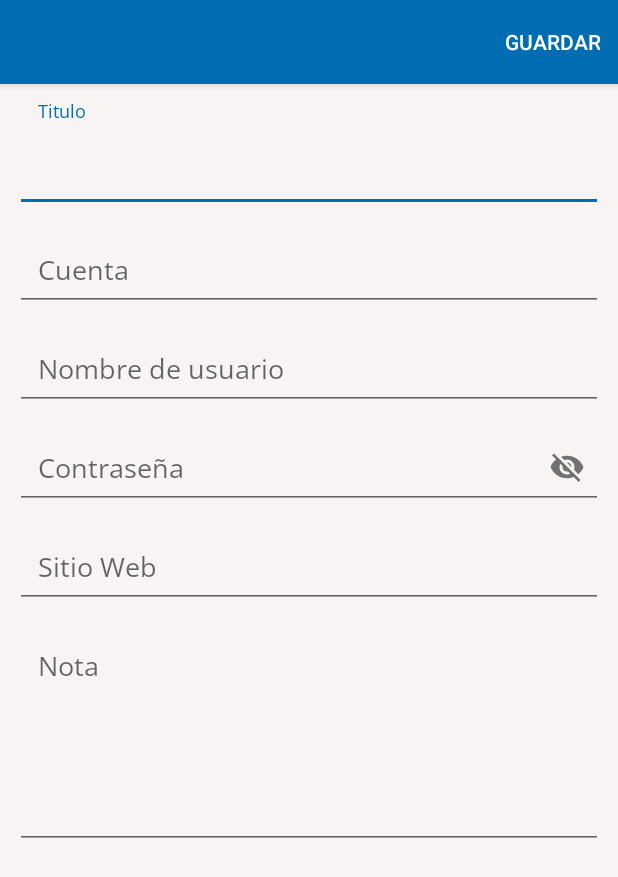
After one commit to miguelapol/passwordapp, an Android app: the Agregar_Password screen opened directly, with no data from a screen before it, on a phone screen of 412 x 824 dp. The commit adds this screen. Shown: the top 877 px of the screen. Run offline under Robolectric (Android 15) with nearby library versions, the phone set to English and light mode, and no system bars.

Commit message:
se agrego nuevas actividades como menu guardar opciones

```diff
--- a/app/src/main/AndroidManifest.xml
+++ b/app/src/main/AndroidManifest.xml
@@ -7,11 +7,14 @@
         android:dataExtractionRules="@xml/data_extraction_rules"
         android:fullBackupContent="@xml/backup_rules"
         android:icon="@mipmap/icon_password"
+        android:label="@string/app_name"
         android:roundIcon="@mipmap/icon_password_round"
-        android:label="@string/app_name"
         android:supportsRtl="true"
         android:theme="@style/AppTheme"
         tools:targetApi="31">
+        <activity
+            android:name=".OpcionesPassword.Agregar_Password"
+            android:exported="false" />
         <activity
             android:name=".MainActivity"
             android:exported="true"
--- /dev/null
+++ b/app/src/main/java/com/example/passwordapp/OpcionesPassword/Agregar_Password.java
@@ -0,0 +1,54 @@
+package com.example.passwordapp.OpcionesPassword;
+
+import androidx.annotation.NonNull;
+import androidx.appcompat.app.ActionBar;
+import androidx.appcompat.app.AppCompatActivity;
+
+import android.os.Bundle;
+import android.view.Menu;
+import android.view.MenuInflater;
+import android.view.MenuItem;
+import android.widget.EditText;
+import android.widget.Toast;
+
+import com.example.passwordapp.R;
+
+public class Agregar_Password extends AppCompatActivity {
+EditText EtTitulo,EtCuenta,EtNombreUsuario,EtPassword,EtSitioWeb,EtNota;
+    @Override
+    protected void onCreate(Bundle savedInstanceState) {
+        super.onCreate(savedInstanceState);
+        setContentView(R.layout.activity_agregar_password);
+
+        ActionBar actionBar=getSupportActionBar();
+        assert  actionBar!=null;
+        actionBar.setTitle("");
+
+        InicializarVariables();
+    }
+    //Inicializar Variables
+    private void InicializarVariables(){
+        EtTitulo=findViewById(R.id.EtTitulo);
+        EtCuenta=findViewById(R.id.EtCuenta);
+        EtNombreUsuario=findViewById(R.id.EtNombreUsuario);
+        EtPassword=findViewById(R.id.EtPassword);
+        EtSitioWeb=findViewById(R.id.EtSitioWeb);
+        EtNota=findViewById(R.id.EtNota);
+    }
+
+
+    @Override
+    public  boolean onCreateOptionsMenu(Menu menu){
+        MenuInflater menuInflater=getMenuInflater();
+        menuInflater.inflate(R.menu.menu_guardar,menu);
+        return  super.onCreateOptionsMenu(menu);
+    }
+
+    @Override
+    public boolean onOptionsItemSelected(@NonNull MenuItem item) {
+        if(item.getItemId()==R.id.Guardar_Password){
+            Toast.makeText(this, "Guardar password", Toast.LENGTH_SHORT).show();
+        }
+        return super.onOptionsItemSelected(item);
+    }
+}
--- /dev/null
+++ b/app/src/main/res/layout/activity_agregar_password.xml
@@ -0,0 +1,115 @@
+<?xml version="1.0" encoding="utf-8"?>
+<ScrollView
+    xmlns:android="http://schemas.android.com/apk/res/android"
+    xmlns:app="http://schemas.android.com/apk/res-auto"
+    xmlns:tools="http://schemas.android.com/tools"
+    android:layout_width="match_parent"
+    android:layout_height="match_parent"
+    android:background="#F8F4F4"
+    tools:context=".OpcionesPassword.Agregar_Password">
+
+    <androidx.appcompat.widget.LinearLayoutCompat
+        android:layout_width="match_parent"
+        android:layout_height="wrap_content"
+        android:orientation="vertical"
+        android:padding="10dp">
+
+        <!--Titulo-->
+        <com.google.android.material.textfield.TextInputLayout
+            android:layout_width="match_parent"
+            android:layout_height="wrap_content">
+            <!--Con el hint llenas seria el placeholder-->
+            <EditText
+                android:id="@+id/EtTitulo"
+                android:hint="@string/EtTitulo"
+                android:padding="15dp"
+                android:textSize="25sp"
+                android:inputType="textCapWords|text"
+                android:fontFamily="@font/opensans_regular"
+                android:layout_width="match_parent"
+                android:layout_height="wrap_content"/>
+
+
+
+            <!--Cuenta-->
+        </com.google.android.material.textfield.TextInputLayout>
+        <com.google.android.material.textfield.TextInputLayout
+            android:layout_width="match_parent"
+            android:layout_height="wrap_content">
+            <EditText
+                android:id="@+id/EtCuenta"
+                android:hint="@string/EtCuenta"
+                android:padding="15dp"
+                android:textSize="18sp"
+                android:inputType="textCapWords|text"
+                android:fontFamily="@font/opensans_regular"
+                android:layout_width="match_parent"
+                android:layout_height="wrap_content"/>
+        </com.google.android.material.textfield.TextInputLayout>
+        <!--Nombre Usuario-->
+        <com.google.android.material.textfield.TextInputLayout
+            android:layout_width="match_parent"
+            android:layout_height="wrap_content">
+            <EditText
+                android:id="@+id/EtNombreUsuario"
+                android:hint="@string/EtNombreUsuario"
+                android:maxLines="1"
+                android:padding="15dp"
+                android:textSize="18sp"
+                android:inputType="textCapWords|text"
+                android:fontFamily="@font/opensans_regular"
+                android:layout_width="match_parent"
+                android:layout_height="wrap_content"/>
+        </com.google.android.material.textfield.TextInputLayout>
+        <!--Password-->
+        <com.google.android.material.textfield.TextInputLayout
+            android:layout_width="match_parent"
+            android:layout_height="wrap_content"
+            app:passwordToggleEnabled="true"
+            >
+            <EditText
+                android:id="@+id/EtPassword"
+                android:hint="@string/EtPassword"
+                android:padding="15dp"
+                android:maxLines="1"
+                android:textSize="18sp"
+                android:inputType="textCapWords|text"
+                android:fontFamily="@font/opensans_regular"
+                android:layout_width="match_parent"
+                android:layout_height="wrap_content"/>
+        </com.google.android.material.textfield.TextInputLayout>
+        <!--Sitio web-->
+        <com.google.android.material.textfield.TextInputLayout
+            android:layout_width="match_parent"
+            android:layout_height="wrap_content">
+            <EditText
+                android:id="@+id/EtSitioWeb"
+                android:hint="@string/EtSitioWeb"
+                android:maxLines="1"
+                android:padding="15dp"
+                android:textSize="18sp"
+                android:inputType="textCapWords|text"
+                android:fontFamily="@font/opensans_regular"
+                android:layout_width="match_parent"
+                android:layout_height="wrap_content"/>
+        </com.google.android.material.textfield.TextInputLayout>
+        <!--Nota-->
+        <com.google.android.material.textfield.TextInputLayout
+            android:layout_width="match_parent"
+            android:layout_height="wrap_content">
+            <!--con gravity posicionamos el titulo del placeholder-->
+            <EditText
+                android:id="@+id/EtNota"
+                android:hint="@string/EtNota"
+                android:padding="15dp"
+                android:gravity="start"
+                android:height="150dp"
+                android:textSize="18sp"
+                android:inputType="textCapSentences|textMultiLine"
+                android:fontFamily="@font/opensans_regular"
+                android:layout_width="match_parent"
+                android:layout_height="wrap_content"/>
+        </com.google.android.material.textfield.TextInputLayout>
+    </androidx.appcompat.widget.LinearLayoutCompat>
+
+</ScrollView>
--- /dev/null
+++ b/app/src/main/res/menu/menu_guardar.xml
@@ -0,0 +1,9 @@
+<?xml version="1.0" encoding="utf-8"?>
+<menu xmlns:android="http://schemas.android.com/apk/res/android"
+    xmlns:app="http://schemas.android.com/apk/res-auto">
+    <item
+        android:id="@+id/Guardar_Password"
+        android:title="@string/GuardarPassword"
+        app:showAsAction="ifRoom"
+        />
+</menu>
--- a/app/src/main/res/values/strings.xml
+++ b/app/src/main/res/values/strings.xml
@@ -9,4 +9,16 @@
     <string name="navigation_drawer_close">Close</string>
     <!-- TODO: Remove or change this placeholder text -->
     <string name="hello_blank_fragment">Hello blank fragment</string>
+    <string name="icon_agregar_description">boton agregar</string>
+
+    <!--Diseño agregar Password-->
+
+    <string name="EtTitulo">Titulo</string>
+    <string name="EtCuenta">Cuenta</string>
+    <string name="EtNombreUsuario">Nombre de usuario</string>
+    <string name="EtPassword">Contraseña</string>
+    <string name="EtSitioWeb">Sitio Web</string>
+    <string name="EtNota">Nota</string>
+    <!--Menu agregar password-->
+    <string name="GuardarPassword">Guardar</string>
 </resources>
```
Also changed, not shown: app/src/main/java/com/example/passwordapp/Fragmentos/F_Todas.java (+19 -48 lines), app/src/main/res/drawable-anydpi/icon_agregar.xml (added, +11 -0 lines), app/src/main/res/layout/fragment_f__todas.xml (+14 -7 lines), app/src/main/res/drawable-hdpi/icon_agregar.png (added), app/src/main/res/drawable-mdpi/icon_agregar.png (added), app/src/main/res/drawable-xhdpi/icon_agregar.png (added), app/src/main/res/drawable-xxhdpi/icon_agregar.png (added), app/src/main/res/drawable/icon_agregar/icon_agregar.png (added).
